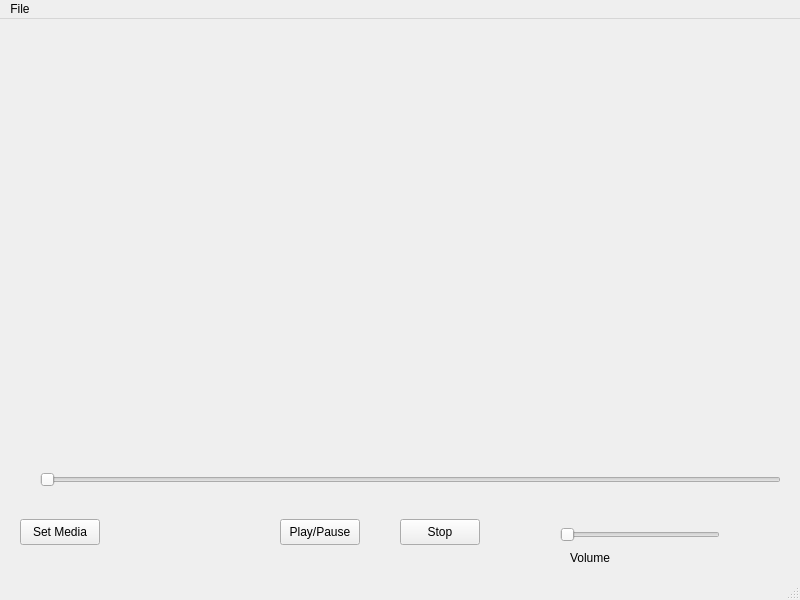
The window that player.ui (alee14-projects/erable-godot) describes before a commit, drawn with Qt 5.
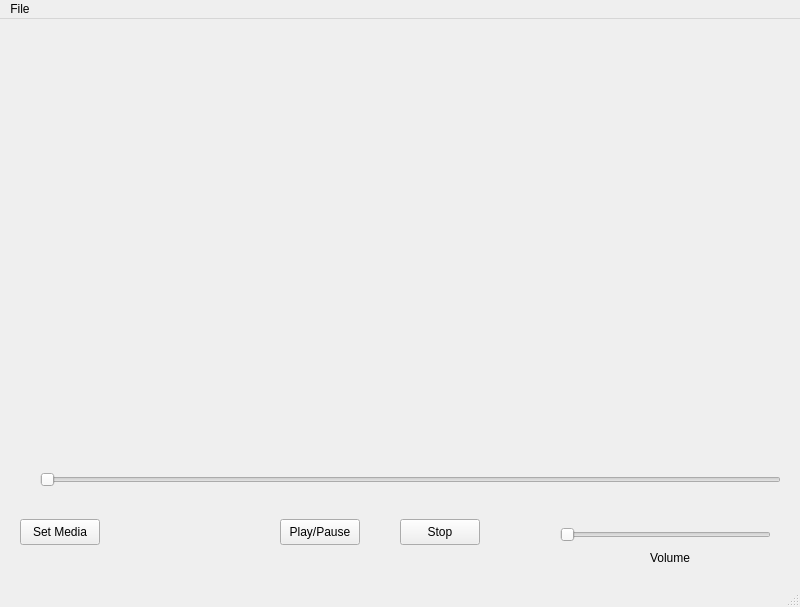
The same window after the commit.

Commit message: Added appveyor support

```diff
--- a/player.ui
+++ b/player.ui
@@ -7,7 +7,7 @@
     <x>0</x>
     <y>0</y>
     <width>800</width>
-    <height>600</height>
+    <height>607</height>
    </rect>
   </property>
   <property name="windowTitle">
@@ -57,7 +57,7 @@
      <rect>
       <x>560</x>
       <y>500</y>
-      <width>160</width>
+      <width>211</width>
       <height>31</height>
      </rect>
     </property>
@@ -93,9 +93,9 @@
    <widget class="QLabel" name="label">
     <property name="geometry">
      <rect>
-      <x>570</x>
+      <x>650</x>
       <y>530</y>
-      <width>58</width>
+      <width>51</width>
       <height>18</height>
      </rect>
     </property>
```
The commit also changes 2 other files.
